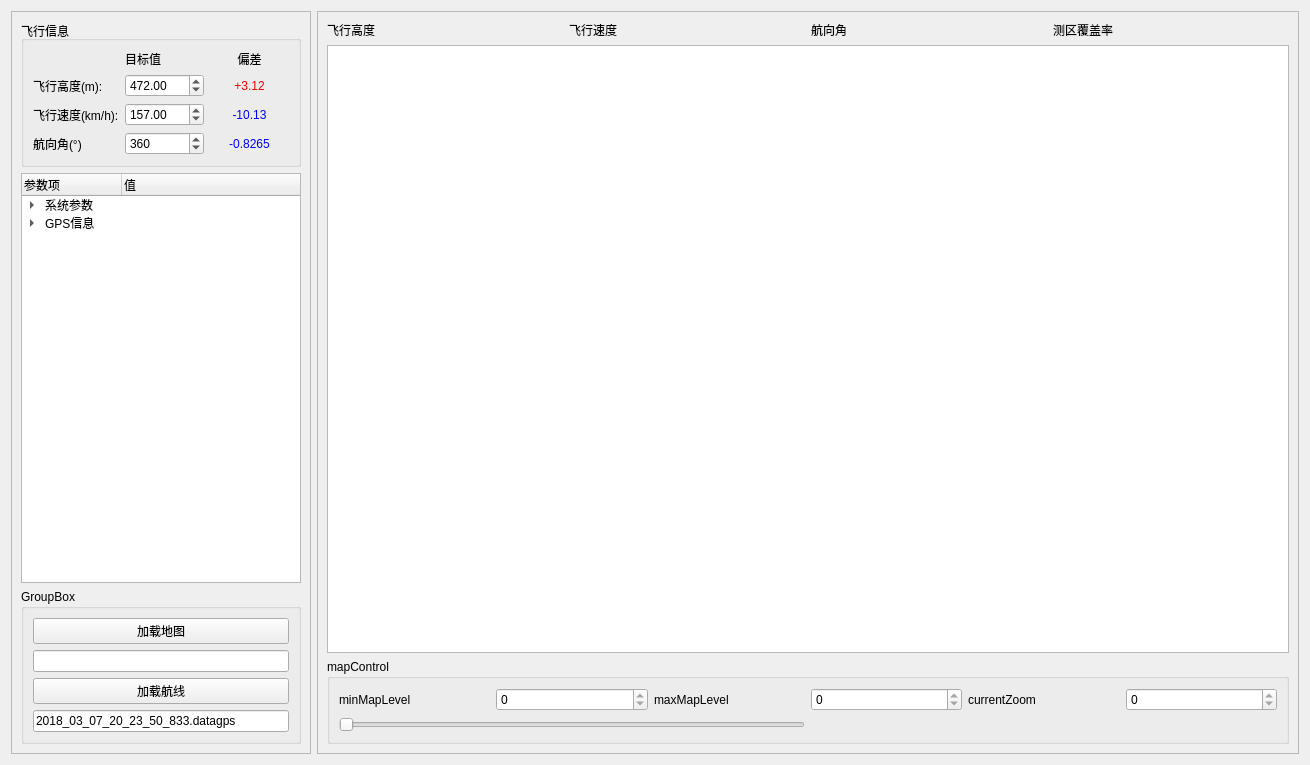
First picture: the form in ui/navigation.ui, repository kdurant/qt_study, before the edit.
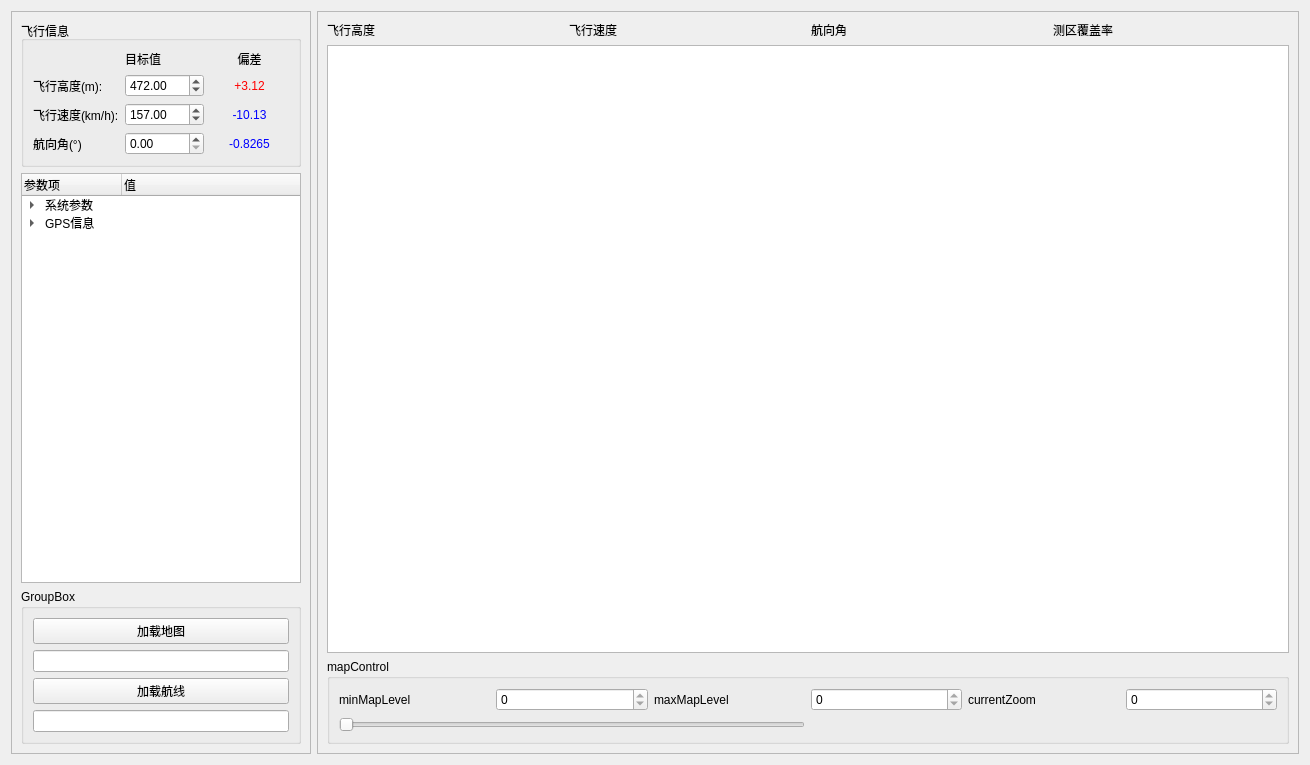
Second picture: the form after the edit. Custom widgets are drawn as their Qt base class.

Commit message: feat: 将gps信息传递给导航界面

```diff
--- a/ui/navigation.ui
+++ b/ui/navigation.ui
@@ -141,16 +141,6 @@
            </property>
           </widget>
          </item>
-         <item row="3" column="1">
-          <widget class="QSpinBox" name="spinBox">
-           <property name="maximum">
-            <number>999</number>
-           </property>
-           <property name="value">
-            <number>360</number>
-           </property>
-          </widget>
-         </item>
          <item row="3" column="2">
           <widget class="QLabel" name="label_8">
            <property name="styleSheet">
@@ -164,6 +154,9 @@
            </property>
           </widget>
          </item>
+         <item row="3" column="1">
+          <widget class="QDoubleSpinBox" name="doubleSpinBox_heading"/>
+         </item>
         </layout>
        </widget>
       </item>
@@ -331,7 +324,7 @@
          <item row="3" column="0">
           <widget class="QLineEdit" name="lineEdit_trackerFile">
            <property name="text">
-            <string>2018_03_07_20_23_50_833.datagps</string>
+            <string/>
            </property>
            <property name="readOnly">
             <bool>true</bool>
```
Left out of the diff: 35 changed lines with no effect on the pictures. The commit also changes 3 other files.
